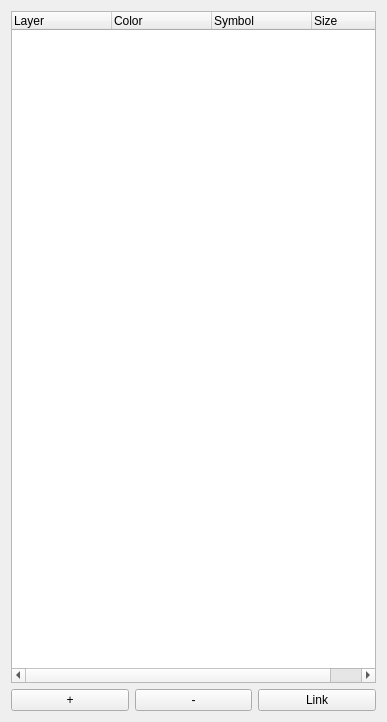
This is glue/qt/layertree.ui in glue-viz/glue as Qt 5 draws it before an edit. The edited form follows.
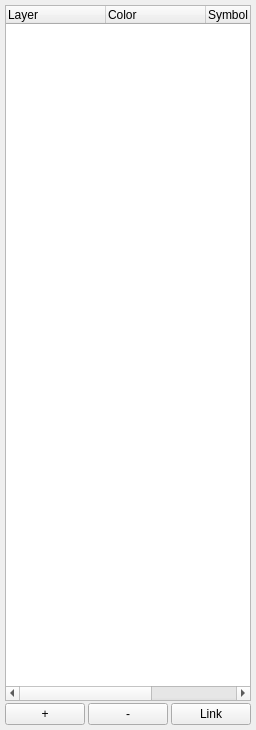
This is the edited form.

Diff of the .ui file:
```diff
--- a/glue/qt/layertree.ui
+++ b/glue/qt/layertree.ui
@@ -6,16 +6,25 @@
    <rect>
     <x>0</x>
     <y>0</y>
-    <width>387</width>
-    <height>722</height>
+    <width>230</width>
+    <height>730</height>
    </rect>
   </property>
   <property name="windowTitle">
    <string>Form</string>
   </property>
   <layout class="QVBoxLayout" name="verticalLayout_2">
+   <property name="spacing">
+    <number>5</number>
+   </property>
+   <property name="margin">
+    <number>5</number>
+   </property>
    <item>
     <layout class="QVBoxLayout" name="verticalLayout">
+     <property name="spacing">
+      <number>2</number>
+     </property>
      <item>
       <widget class="QTreeWidget" name="layerTree">
        <property name="sizePolicy">
@@ -60,6 +69,22 @@
      </item>
      <item>
       <layout class="QHBoxLayout" name="horizontalLayout">
+       <property name="spacing">
+        <number>3</number>
+       </property>
+       <item>
+        <spacer name="horizontalSpacer">
+         <property name="orientation">
+          <enum>Qt::Horizontal</enum>
+         </property>
+         <property name="sizeHint" stdset="0">
+          <size>
+           <width>40</width>
+           <height>20</height>
+          </size>
+         </property>
+        </spacer>
+       </item>
        <item>
         <widget class="QPushButton" name="layerAddButton">
          <property name="toolTip">
```
